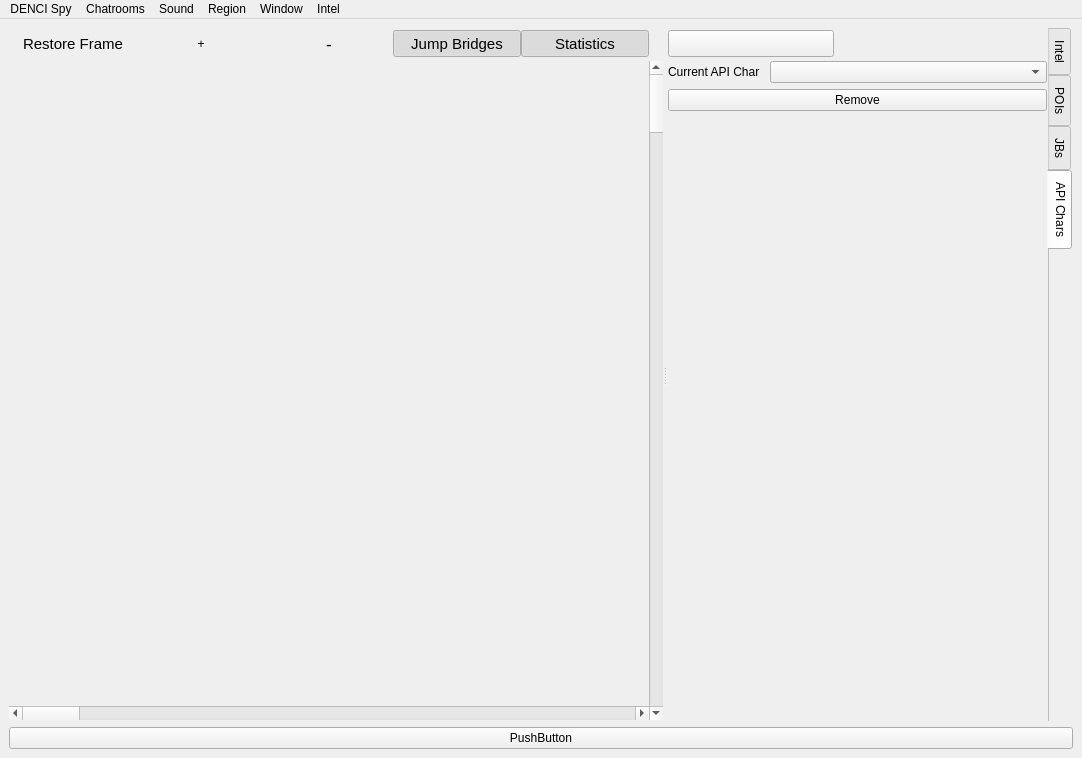
Qt form src/vi/ui/MainWindow.ui (jkey-67/spyglass) before a commit.
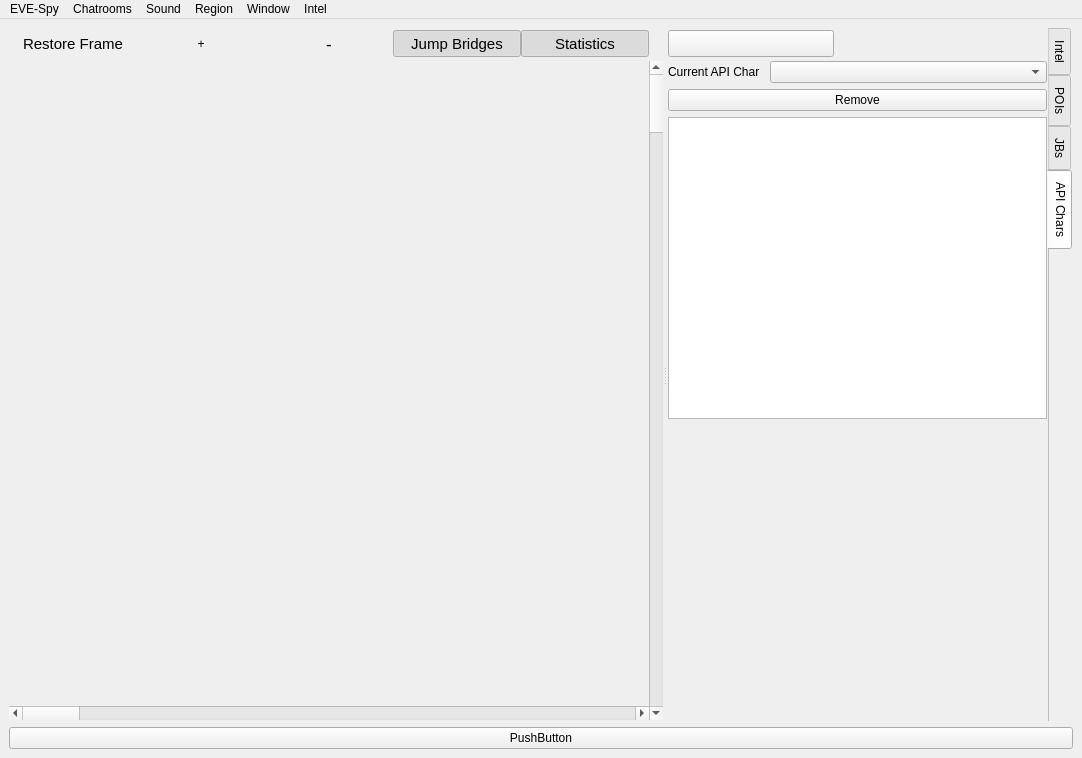
The same form after that commit. The open tabs and pages were chosen to show the change. Icons and pictures are not drawn. Custom widgets are drawn as their Qt base class.

```diff
--- a/src/vi/ui/MainWindow.ui
+++ b/src/vi/ui/MainWindow.ui
@@ -644,6 +644,22 @@
               </property>
              </widget>
             </item>
+            <item>
+             <widget class="QTableView" name="tableChars">
+              <property name="sortingEnabled">
+               <bool>true</bool>
+              </property>
+              <property name="cornerButtonEnabled">
+               <bool>false</bool>
+              </property>
+              <attribute name="horizontalHeaderStretchLastSection">
+               <bool>true</bool>
+              </attribute>
+              <attribute name="verticalHeaderVisible">
+               <bool>false</bool>
+              </attribute>
+             </widget>
+            </item>
             <item>
              <spacer name="verticalSpacer">
               <property name="orientation">
@@ -652,7 +668,7 @@
               <property name="sizeHint" stdset="0">
                <size>
                 <width>20</width>
-                <height>612</height>
+                <height>40</height>
                </size>
               </property>
              </spacer>
@@ -685,7 +701,7 @@
    </property>
    <widget class="QMenu" name="menu">
     <property name="title">
-     <string>DENCI Spy</string>
+     <string>EVE-Spy</string>
     </property>
     <addaction name="separator"/>
     <addaction name="infoAction"/>
```
Left out of the diff: 1 changed line with no effect on the pictures.
